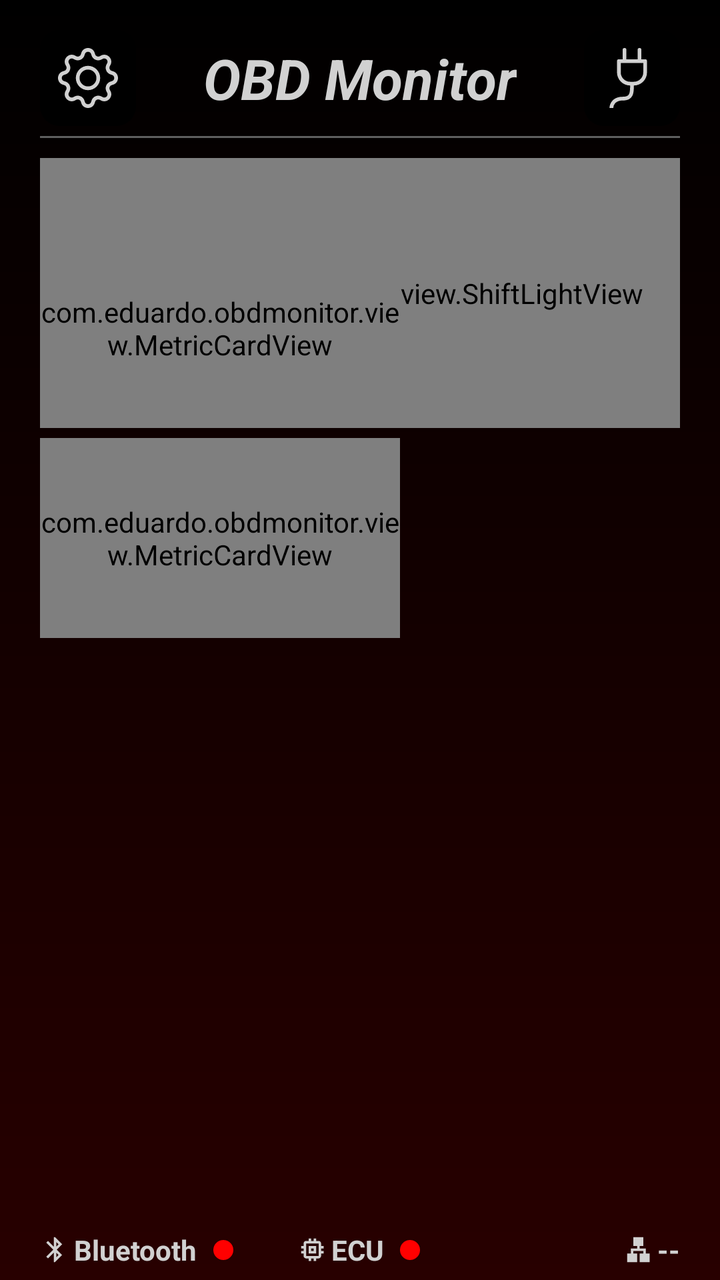
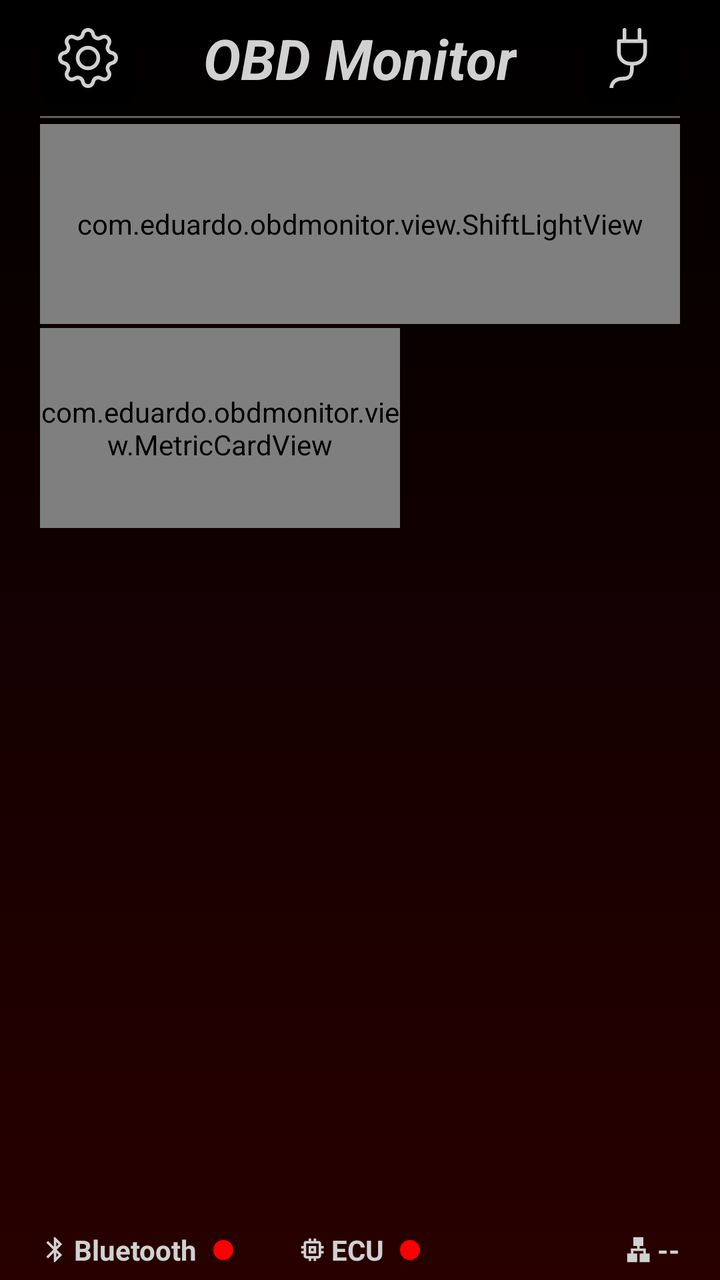

Before-and-after screenshots of an Android layout around one commit, followed by the original layout XML and the change that was made.
<!-- AndroidManifest.xml: application theme Theme.OBDMonitor -->
<!-- res/layout/activity_dashboard.xml -->
<?xml version="1.0" encoding="utf-8"?>
<androidx.core.widget.NestedScrollView xmlns:android="http://schemas.android.com/apk/res/android"
    xmlns:app="http://schemas.android.com/apk/res-auto"
    xmlns:tools="http://schemas.android.com/tools"
    android:layout_width="match_parent"
    android:layout_height="match_parent"
    android:fillViewport="true">

    <androidx.constraintlayout.widget.ConstraintLayout
        android:id="@+id/main"
        android:layout_width="match_parent"
        android:layout_height="match_parent"
        android:background="@drawable/application_background"
        tools:context=".ui.DashboardActivity">

        <androidx.constraintlayout.widget.ConstraintLayout
            android:id="@+id/containerHeader"
            android:layout_width="match_parent"
            android:layout_height="wrap_content"
            android:layout_marginStart="20dp"
            android:layout_marginTop="15dp"
            android:layout_marginEnd="20dp"
            android:layout_marginBottom="15dp"
            android:gravity="center_vertical"
            android:orientation="horizontal"
            app:layout_constraintEnd_toEndOf="parent"
            app:layout_constraintStart_toStartOf="parent"
            app:layout_constraintTop_toTopOf="parent">

            <androidx.appcompat.widget.AppCompatImageButton
                android:id="@+id/btnSettings"
                style="@style/SettingsButtonComponent"
                app:layout_constraintBottom_toBottomOf="parent"
                app:layout_constraintStart_toStartOf="parent"
                app:layout_constraintTop_toTopOf="parent" />

            <TextView
                android:id="@+id/txtTitle"
                android:layout_width="wrap_content"
                android:layout_height="wrap_content"
                android:text="@string/obd_monitor"
                android:textColor="?attr/colorOnPrimary"
                android:textSize="28sp"
                android:textStyle="bold|italic"
                app:layout_constraintBottom_toBottomOf="parent"
                app:layout_constraintEnd_toStartOf="@+id/btnConnect"
                app:layout_constraintStart_toEndOf="@+id/btnSettings"
                app:layout_constraintTop_toTopOf="parent" />

            <androidx.appcompat.widget.AppCompatImageButton
                android:id="@+id/btnConnect"
                style="@style/ConnectButtonComponent"
                app:layout_constraintBottom_toBottomOf="parent"
                app:layout_constraintEnd_toEndOf="parent"
                app:layout_constraintTop_toTopOf="parent" />
        </androidx.constraintlayout.widget.ConstraintLayout>

        <View
            android:id="@+id/separator"
            android:layout_width="0dp"
            android:layout_height="1dp"
            android:layout_marginStart="20dp"
            android:layout_marginTop="5dp"
            android:layout_marginEnd="20dp"
            android:background="@drawable/divider"
            app:layout_constraintEnd_toEndOf="parent"
            app:layout_constraintStart_toStartOf="parent"
            app:layout_constraintTop_toBottomOf="@id/containerHeader" />

        <FrameLayout
            android:id="@+id/containerDashboard"
            android:layout_width="0dp"
            android:layout_height="0dp"
            android:layout_marginStart="20dp"
            android:layout_marginEnd="20dp"
            app:layout_constraintBottom_toTopOf="@+id/containerStatus"
            app:layout_constraintEnd_toEndOf="parent"
            app:layout_constraintStart_toStartOf="parent"
            app:layout_constraintTop_toBottomOf="@+id/separator">

            <com.eduardo.obdmonitor.view.ShiftLightView
                android:id="@+id/shiftLight"
                android:layout_width="match_parent"
                android:layout_height="135dp"
                android:layout_marginTop="10dp"
                android:layout_marginBottom="20dp" />

            <com.eduardo.obdmonitor.view.MetricCardView
                android:id="@+id/cardRpm"
                android:layout_width="180dp"
                android:layout_height="100dp"
                android:layout_marginTop="45dp" />

            <com.eduardo.obdmonitor.view.MetricCardView
                android:id="@+id/cardSpeed"
                android:layout_width="180dp"
                android:layout_height="100dp"
                android:layout_marginTop="150dp"
                app:layout_constraintTop_toBottomOf="@+id/cardRpm" />
        </FrameLayout>

        <LinearLayout
            android:id="@+id/containerStatus"
            android:layout_width="0dp"
            android:layout_height="20dp"
            android:layout_marginStart="20dp"
            android:layout_marginEnd="20dp"
            android:layout_marginBottom="5dp"
            android:gravity="center_vertical"
            android:orientation="horizontal"
            app:layout_constraintBottom_toBottomOf="parent"
            app:layout_constraintEnd_toEndOf="parent"
            app:layout_constraintStart_toStartOf="parent">

            <ImageView
                android:id="@+id/imgBluetooth"
                android:layout_width="15dp"
                android:layout_height="15dp"
                android:contentDescription="@null"
                android:src="@drawable/ic_bluetooth" />

            <TextView
                android:id="@+id/txtBluetooth"
                android:layout_width="wrap_content"
                android:layout_height="wrap_content"
                android:layout_marginStart="2dp"
                android:text="@string/bluetooth"
                android:textColor="?attr/colorOnPrimary"
                android:textStyle="bold" />

            <View
                android:id="@+id/viewBluetooth"
                android:layout_width="10dp"
                android:layout_height="10dp"
                android:layout_marginStart="8dp"
                android:background="@drawable/status_off" />

            <Space
                android:layout_width="32dp"
                android:layout_height="1dp" />

            <ImageView
                android:id="@+id/imgMemory"
                android:layout_width="15dp"
                android:layout_height="15dp"
                android:contentDescription="@null"
                android:src="@drawable/ic_memory" />

            <TextView
                android:id="@+id/txtEcu"
                android:layout_width="wrap_content"
                android:layout_height="wrap_content"
                android:layout_marginStart="2dp"
                android:text="@string/ecu"
                android:textColor="?attr/colorOnPrimary"
                android:textStyle="bold" />

            <View
                android:id="@+id/viewEcu"
                android:layout_width="10dp"
                android:layout_height="10dp"
                android:layout_marginStart="8dp"
                android:background="@drawable/status_off" />

            <Space
                android:layout_width="32dp"
                android:layout_height="1dp" />

            <LinearLayout
                android:layout_width="0dp"
                android:layout_height="wrap_content"
                android:layout_weight="1"
                android:gravity="end|center_vertical"
                android:orientation="horizontal"
                tools:ignore="UseCompoundDrawables">

                <ImageView
                    android:id="@+id/imgLan"
                    android:layout_width="15dp"
                    android:layout_height="15dp"
                    android:contentDescription="@null"
                    android:src="@drawable/ic_lan" />

                <TextView
                    android:id="@+id/txtProtocol"
                    android:layout_width="wrap_content"
                    android:layout_height="wrap_content"
                    android:layout_marginStart="2dp"
                    android:text="@string/__"
                    android:textColor="?attr/colorOnPrimary"
                    android:textStyle="bold" />

            </LinearLayout>
        </LinearLayout>
    </androidx.constraintlayout.widget.ConstraintLayout>
</androidx.core.widget.NestedScrollView>
<!-- resources referenced by this layout -->
<resources>
  <!-- drawable application_background (drawable) -->
  <?xml version="1.0" encoding="utf-8"?>
  <shape xmlns:android="http://schemas.android.com/apk/res/android">
      <gradient
          android:startColor="@color/dark_red"
          android:endColor="?attr/colorSurface"
          android:angle="90"/>
  </shape>
  <!-- drawable divider (drawable) -->
  <?xml version="1.0" encoding="utf-8"?>
  <shape xmlns:android="http://schemas.android.com/apk/res/android">
      <size android:height="1dp" />
      <solid android:color="?attr/colorPrimaryVariant" />
  </shape>
  <!-- drawable ic_lan (drawable) -->
  <vector xmlns:android="http://schemas.android.com/apk/res/android"
      android:width="30dp"
      android:height="30dp"
      android:viewportWidth="24"
      android:viewportHeight="24">
      <path
          android:fillColor="?attr/colorOnSurface"
          android:pathData="M13,22l8,0l0,-7l-3,0l0,-4l-5,0l0,-2l3,0l0,-7l-8,0l0,7l3,0l0,2l-5,0l0,4l-3,0l0,7l8,0l0,-7l-3,0l0,-2l8,0l0,2l-3,0z" />
  </vector>
  <!-- drawable status_off (drawable) -->
  <?xml version="1.0" encoding="utf-8"?>
  <shape xmlns:android="http://schemas.android.com/apk/res/android">
      <size
          android:width="10dp"
          android:height="10dp" />
      <corners android:radius="5dp" />
      <solid android:color="@color/status_off" />
  </shape>
  <string name="__">--</string>
  <string name="bluetooth">Bluetooth</string>
  <string name="ecu">ECU</string>
  <string name="obd_monitor">OBD Monitor</string>
  <style name="ConnectButtonComponent" parent="ButtonComponent">
          <item name="android:src">@drawable/ic_connect</item>
          <item name="android:contentDescription">@string/conectar</item>
      </style>
  <style name="SettingsButtonComponent" parent="ButtonComponent">
          <item name="android:src">@drawable/ic_settings</item>
          <item name="android:contentDescription">@string/configuracoes</item>
      </style>
  <style name="Theme.OBDMonitor" parent="Base.Theme.OBDMonitor" />
  <color name="dark_red">#280000</color>
  <color name="status_off">@color/led_red</color>
  <style name="ButtonComponent">
          <item name="android:layout_width">48dp</item>
          <item name="android:layout_height">48dp</item>
          <item name="android:background">@drawable/button_background</item>
      </style>
  <string name="conectar">Conectar</string>
  <string name="configuracoes">Configurações</string>
  <color name="led_red">#FF0000</color>
  <!-- drawable button_background (drawable) -->
  <?xml version="1.0" encoding="utf-8"?>
  <ripple xmlns:android="http://schemas.android.com/apk/res/android"
      android:color="?attr/colorOnSurface">
      <item>
          <shape>
              <corners android:radius="10dp" />
              <solid android:color="?attr/colorSurface" />
          </shape>
      </item>
  </ripple>
  <color name="primary_light_mode">@color/black</color>
  <color name="primary_variant_light_mode">@color/grey</color>
  <color name="on_primary_light_mode">@color/light_grey</color>
  <color name="secondary_light_mode">@color/dark_red</color>
  <color name="secondary_variant_light_mode">@color/light_red</color>
  <color name="primary_container_light_mode">@color/white_transparency</color>
  <color name="secondary_container_light_mode">@color/red_transparency</color>
  <color name="surface_light_mode">@color/black</color>
  <color name="on_surface_light_mode">@color/light_grey</color>
  <color name="black">#000000</color>
  <color name="grey">#5F5F5F</color>
  <color name="light_grey">#D1D1D1</color>
  <color name="light_red">#8E343C</color>
  <color name="white_transparency">#1EFFFFFF</color>
  <color name="red_transparency">#80280000</color>
  <!-- unchanged entries left out for length: 5 -->
</resources>

<!-- the commit's change to res/layout/activity_dashboard.xml (unified diff, before → after) -->
@@ -18,9 +18,9 @@
             android:layout_width="match_parent"
             android:layout_height="wrap_content"
             android:layout_marginStart="20dp"
-            android:layout_marginTop="15dp"
+            android:layout_marginTop="5dp"
             android:layout_marginEnd="20dp"
-            android:layout_marginBottom="15dp"
+            android:layout_marginBottom="5dp"
             android:gravity="center_vertical"
             android:orientation="horizontal"
             app:layout_constraintEnd_toEndOf="parent"
@@ -81,21 +81,15 @@
             <com.eduardo.obdmonitor.view.ShiftLightView
                 android:id="@+id/shiftLight"
                 android:layout_width="match_parent"
-                android:layout_height="135dp"
-                android:layout_marginTop="10dp"
+                android:layout_height="100dp"
+                android:layout_marginTop="3dp"
                 android:layout_marginBottom="20dp" />
-
-            <com.eduardo.obdmonitor.view.MetricCardView
-                android:id="@+id/cardRpm"
-                android:layout_width="180dp"
-                android:layout_height="100dp"
-                android:layout_marginTop="45dp" />
 
             <com.eduardo.obdmonitor.view.MetricCardView
                 android:id="@+id/cardSpeed"
                 android:layout_width="180dp"
                 android:layout_height="100dp"
-                android:layout_marginTop="150dp"
+                android:layout_marginTop="105dp"
                 app:layout_constraintTop_toBottomOf="@+id/cardRpm" />
         </FrameLayout>
 
